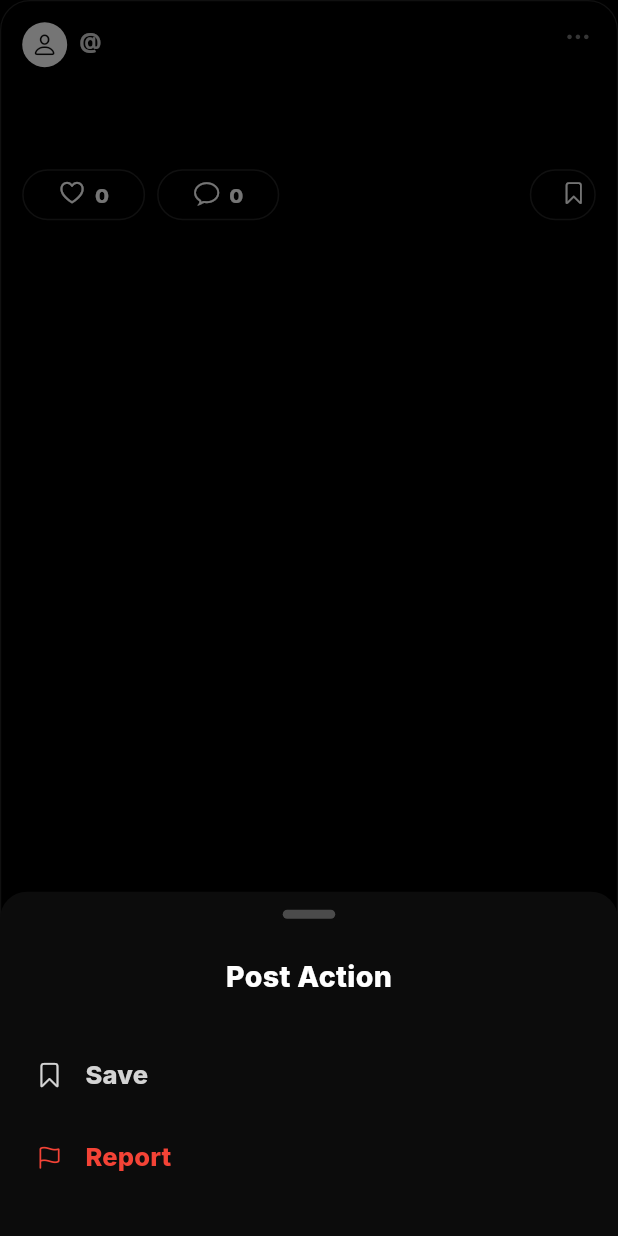
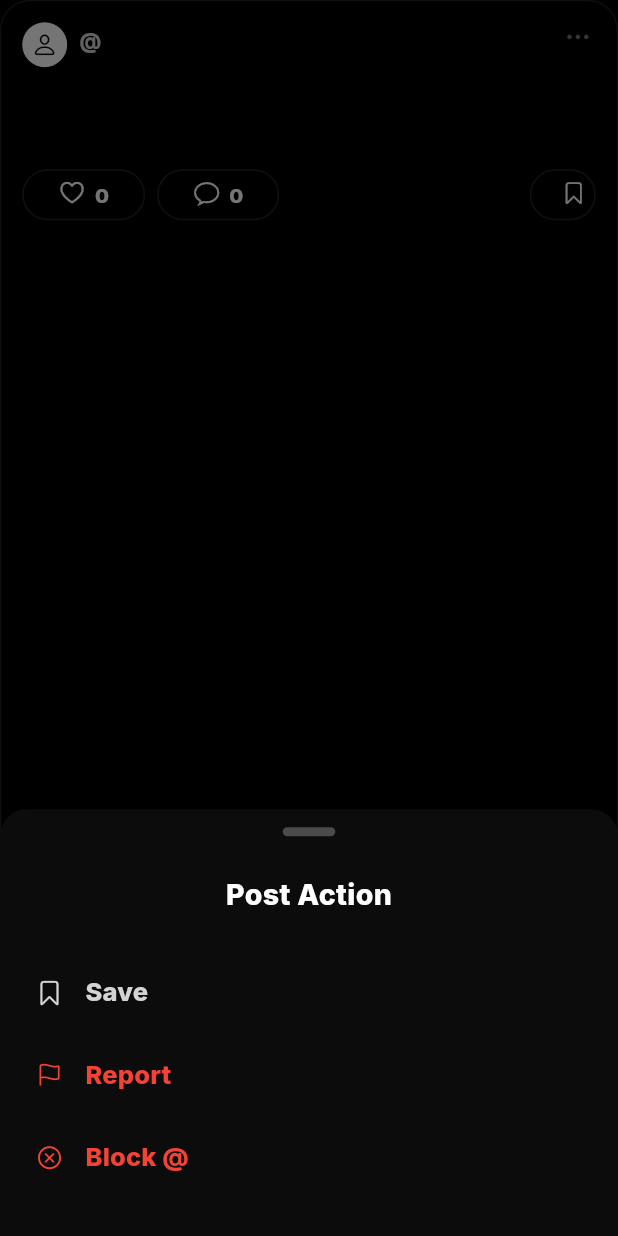
Before and after one commit to Tho100/revent, a Flutter app: the VentPreviewer widget shown alone on an empty page, opened directly with empty values, after a tap on an icon or button, on a phone screen of 412 x 824 dp. Run offline on Flutter 3.47's test engine with Material 3 defaults, Android fonts, the phone set to English and light mode, and no system bars; our stand-ins replace flutter_cache_manager, flutter_dotenv, flutter_native_image, get_it, google_fonts; missing offline and left inert: dynamic_height_grid_view, image_picker_plus, mysql_client.

Commit message:
Added block user to vent post options

```diff
--- a/lib/pages/vent_post_page.dart
+++ b/lib/pages/vent_post_page.dart
@@ -336,6 +336,9 @@ class VentPostPageState extends State<VentPostPage> {
         reportOnPressed: () {
           Navigator.pop(context);
         },
+        blockOnPressed: () {
+          Navigator.pop(context);
+        },
         deleteOnPressed: () {
           CustomAlertDialog.alertDialogCustomOnPress(
             message: 'Delete this post?',
--- a/lib/widgets/bottomsheet_widgets/vent_post_actions.dart
+++ b/lib/widgets/bottomsheet_widgets/vent_post_actions.dart
@@ -50,6 +50,7 @@ class BottomsheetVentPostActions {
     required String creator,
     required VoidCallback saveOnPressed,
     required VoidCallback reportOnPressed,
+    required VoidCallback blockOnPressed,
     VoidCallback? copyOnPressed,
     VoidCallback? deleteOnPressed,
   }) {
@@ -83,6 +84,13 @@ class BottomsheetVentPostActions {
           onPressed: reportOnPressed
         ),
 
+        _buildOptionButton(
+          text: 'Block @$creator',
+          icon: CupertinoIcons.clear_circled,
+          isRed: true,
+          onPressed: blockOnPressed
+        ),
+
         if(userData.user.username == creator && deleteOnPressed != null)
         _buildOptionButton(
           text: 'Delete',
--- a/lib/widgets/vent_widgets/vent_previewer.dart
+++ b/lib/widgets/vent_widgets/vent_previewer.dart
@@ -99,6 +99,9 @@ class VentPreviewerState extends State<VentPreviewer> {
               Navigator.pop(context);
             },
             reportOnPressed: () {
+              Navigator.pop(context);
+            },
+            blockOnPressed: () {
               Navigator.pop(context);
             },
           ),
```
